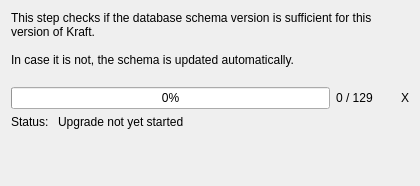
Old version of the form src/upgradedb.ui in the repository dragotin/kraft.
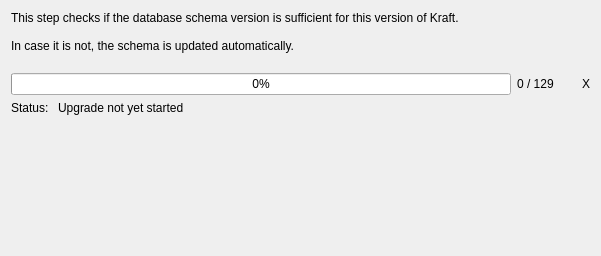
New version of the form.

Diff of the .ui file:
```diff
--- a/src/upgradedb.ui
+++ b/src/upgradedb.ui
@@ -6,10 +6,12 @@
    <rect>
     <x>0</x>
     <y>0</y>
-    <width>420</width>
-    <height>186</height>
+    <width>601</width>
+    <height>256</height>
    </rect>
   </property>
+  <layout class="QGridLayout" name="gridLayout_2">
+   <item row="0" column="0">
   <layout class="QGridLayout" name="gridLayout">
    <item row="0" column="0">
     <widget class="QLabel" name="mUpgradeInfo">
@@ -100,6 +102,8 @@
       </size>
      </property>
     </spacer>
+     </item>
+    </layout>
    </item>
   </layout>
  </widget>
```
Lines whose indentation alone changed are shown as unchanged.
